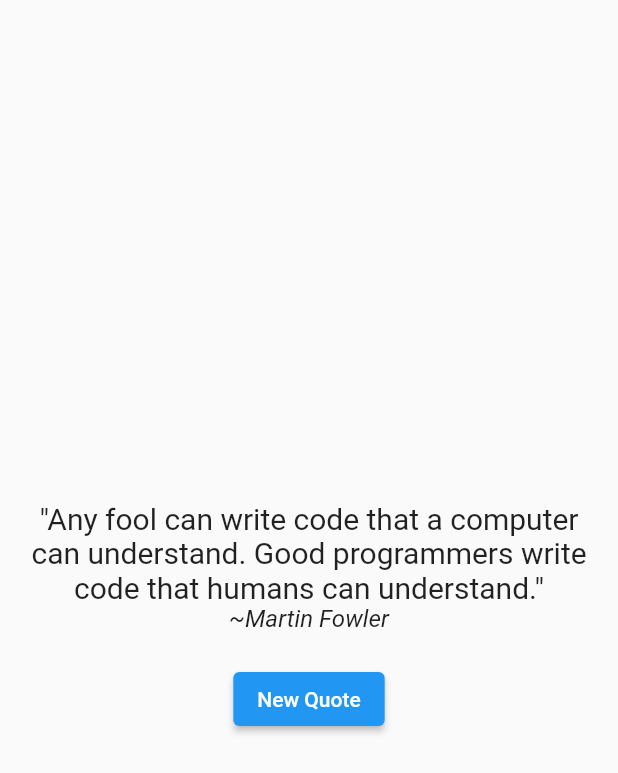
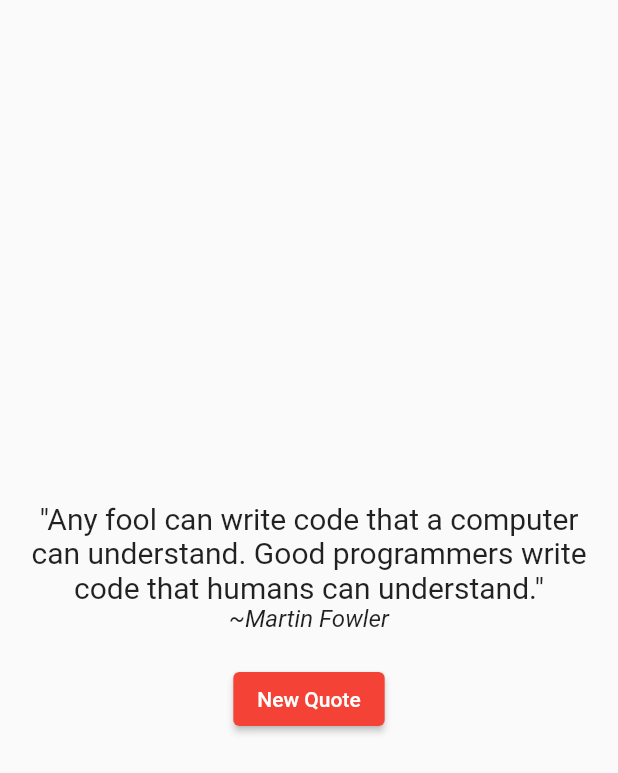
Before and after one commit to bartoginski/quotes-app, a Flutter app: the QuoteRoute screen opened directly, on a phone screen of 412 x 824 dp. Shown: the top 773 px of the screen. Run offline on Flutter 3.47's test engine with Material 2 defaults, Android fonts, the phone set to English and light mode, and no system bars.

Commit message:
changed color of screen button

```diff
--- a/lib/routes/QuoteRoute.dart
+++ b/lib/routes/QuoteRoute.dart
@@ -44,6 +44,9 @@ class _QuoteRouteState extends State<QuoteRoute> {
                 height: 20,
               ),
               ElevatedButton(
+                style: ButtonStyle(
+                    backgroundColor:
+                        MaterialStateProperty.all<Color>(Colors.red)),
                 onPressed: () {
                   setState(() {
                     // generates random index n < quotes.length
```
Also changed, not shown: assets/md_screens/screen2_new.png (added).
